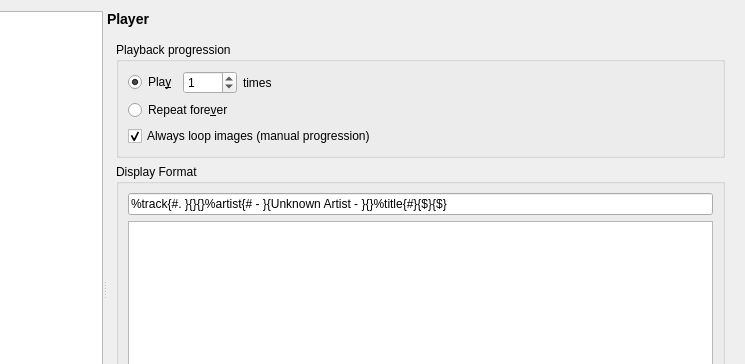
First picture: the form in settingswindow.ui, repository mpc-qt/mpc-qt, before the edit; both pictures show x 151 to 896 and y 0 to 364 of the 896 by 605 pixel window.
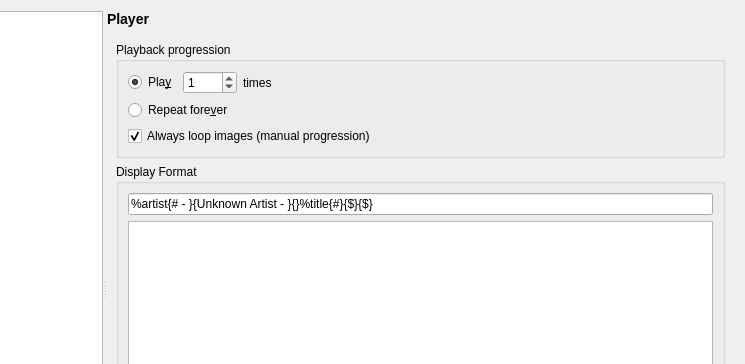
Second picture: the form after the edit. The open tabs and pages were chosen to show the change.

Commit message:
Remove track # from default playlist format string
It's not very useful even for whole albums since it's only shown for a
file after that file playback has started.

Patch:
```diff
--- a/settingswindow.ui
+++ b/settingswindow.ui
@@ -5645,10 +5645,10 @@
               <item>
                <widget class="QLineEdit" name="playlistFormat">
                 <property name="text">
-                 <string notr="true">%track{#. }{}{}%artist{# - }{Unknown Artist - }{}%title{#}{$}{$}</string>
+                 <string notr="true">%artist{# - }{Unknown Artist - }{}%title{#}{$}{$}</string>
                 </property>
                 <property name="placeholderText">
-                 <string notr="true">%track{#. }{}{}%artist{# - }{Unknown Artist - }{}%title{#}{$}{$}</string>
+                 <string notr="true">%artist{# - }{Unknown Artist - }{}%title{#}{$}{$}</string>
                 </property>
                </widget>
               </item>
```
